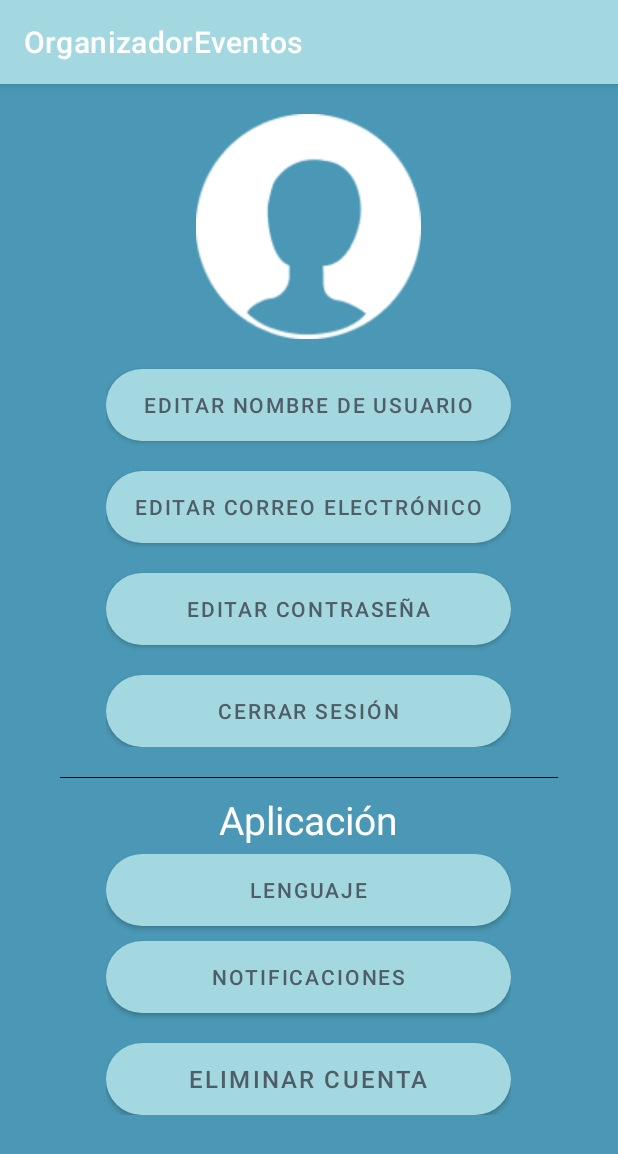
After one commit to AbrahamGM1/OrganizadorEventos, an Android app: the AjustesActivity screen opened directly, with no data from a screen before it, on a phone screen of 412 x 824 dp. The commit adds this screen. Shown: the top 1154 px of the screen. Run offline under Robolectric (Android 15) with nearby library versions, the phone set to English and light mode, and no system bars.

Commit message:
Created settingsActivity and layout_settings

```diff
--- a/app/src/main/AndroidManifest.xml
+++ b/app/src/main/AndroidManifest.xml
@@ -12,58 +12,61 @@
         android:theme="@style/Theme.OrganizadorEventos"
         tools:targetApi="31">
         <activity
+            android:name=".AjustesActivity"
+            android:exported="false" />
+        <activity
             android:name=".CambiarClaveActivity"
             android:exported="false">
             <meta-data
                 android:name="android.app.lib_name"
-                    android:value=""/>
+                android:value="" />
         </activity>
         <activity
             android:name=".RecuperarClaveActivity"
             android:exported="false">
             <meta-data
                 android:name="android.app.lib_name"
-                    android:value=""/>
+                android:value="" />
         </activity>
         <activity
             android:name=".Invitados"
-                android:exported="true"/>
+            android:exported="true" />
         <activity
             android:name=".AgregarInvitado"
             android:exported="false"
-                android:parentActivityName=".Invitados"/>
+            android:parentActivityName=".Invitados" />
         <activity
             android:name=".EditarTareaActivity"
-                android:exported="false"/>
+            android:exported="false" />
         <activity
             android:name=".AgregarTareaActivity"
-                android:exported="false"/>
+            android:exported="false" />
         <activity
             android:name=".EventosActivity"
             android:exported="false"
             android:label="@string/title_activity_eventos"
-                android:theme="@style/Theme.OrganizadorEventos.NoActionBar"/>
+            android:theme="@style/Theme.OrganizadorEventos.NoActionBar" />
         <activity
             android:name=".InicioSesionActivity"
             android:exported="false">
             <meta-data
                 android:name="android.app.lib_name"
-                    android:value=""/>
+                android:value="" />
         </activity>
         <activity
             android:name=".RegistroActivity"
             android:exported="false">
             <meta-data
                 android:name="android.app.lib_name"
-                    android:value=""/>
+                android:value="" />
         </activity>
         <activity
             android:name=".MainActivity"
             android:exported="true">
             <intent-filter>
-                <action android:name="android.intent.action.MAIN"/>
+                <action android:name="android.intent.action.MAIN" />
 
-                <category android:name="android.intent.category.LAUNCHER"/>
+                <category android:name="android.intent.category.LAUNCHER" />
             </intent-filter>
         </activity>
     </application>
--- /dev/null
+++ b/app/src/main/java/gomez/abraham/organizadoreventos/AjustesActivity.kt
@@ -0,0 +1,11 @@
+package gomez.abraham.organizadoreventos
+
+import androidx.appcompat.app.AppCompatActivity
+import android.os.Bundle
+
+class AjustesActivity : AppCompatActivity() {
+    override fun onCreate(savedInstanceState: Bundle?) {
+        super.onCreate(savedInstanceState)
+        setContentView(R.layout.activity_ajustes)
+    }
+}
--- /dev/null
+++ b/app/src/main/res/drawable/rounded_button.xml
@@ -0,0 +1,6 @@
+<?xml version="1.0" encoding="utf-8"?>
+<shape xmlns:android="http://schemas.android.com/apk/res/android">
+    <corners android:radius="50dp"/>
+    <solid android:color="@color/color_primary_light"></solid>
+
+</shape>
--- /dev/null
+++ b/app/src/main/res/layout/activity_ajustes.xml
@@ -0,0 +1,119 @@
+<?xml version="1.0" encoding="utf-8"?>
+<LinearLayout xmlns:android="http://schemas.android.com/apk/res/android"
+    xmlns:tools="http://schemas.android.com/tools"
+    android:layout_width="match_parent"
+    android:layout_height="match_parent"
+    tools:context=".AjustesActivity"
+    android:orientation="vertical"
+    android:background="@color/color_primary_dark">
+
+    <ImageView
+        android:layout_marginTop="20dp"
+        android:layout_width="150dp"
+        android:layout_height="150dp"
+        android:layout_gravity="center"
+        android:src="@drawable/men_profile_picture"
+        />
+
+    <LinearLayout
+        android:layout_width="270dp"
+        android:layout_height="wrap_content"
+        android:orientation="vertical"
+        android:layout_gravity="center"
+        >
+        <Button android:id="@+id/edit_username_button"
+            android:layout_marginTop="20dp"
+            android:layout_width="match_parent"
+            android:layout_height="wrap_content"
+            android:background="@drawable/rounded_button"
+            android:text="@string/edit_user_name"
+            android:textColor="@color/color_text_primary"
+            />
+
+        <Button android:id="@+id/edit_email_button"
+            android:layout_marginTop="20dp"
+            android:layout_width="match_parent"
+            android:layout_height="wrap_content"
+            android:background="@drawable/rounded_button"
+            android:text="@string/edit_email"
+            android:textColor="@color/color_text_primary"
+            />
+
+
+        <Button android:id="@+id/edit_password_button"
+            android:layout_marginTop="20dp"
+            android:layout_width="match_parent"
+            android:layout_height="wrap_content"
+            android:background="@drawable/rounded_button"
+            android:text="@string/edit_password"
+            android:textColor="@color/color_text_primary"
+            />
+
+        <Button android:id="@+id/logout_button"
+            android:layout_marginTop="20dp"
+            android:layout_width="match_parent"
+            android:layout_height="wrap_content"
+            android:background="@drawable/rounded_button"
+            android:text="@string/logout"
+            android:textColor="@color/color_text_primary"
+            />
+
+    </LinearLayout>
+
+    <View
+        android:layout_marginHorizontal="40dp"
+        android:layout_marginTop="20dp"
+        android:layout_width="match_parent"
+        android:layout_height="0.5dp"
+        android:background="@android:color/black"
+        />
+
+    <TextView
+        android:layout_marginTop="10dp"
+        android:layout_width="wrap_content"
+        android:layout_height="wrap_content"
+        android:layout_gravity="center"
+        android:text="Aplicación"
+        android:textSize="26sp"
+        android:textColor="@color/white"
+        />
+
+    <LinearLayout
+        android:layout_marginTop="5dp"
+        android:layout_width="270dp"
+        android:layout_height="wrap_content"
+        android:orientation="vertical"
+        android:layout_gravity="center"
+        >
+
+        <Button android:id="@+id/language_button"
+            android:layout_width="match_parent"
+            android:layout_height="wrap_content"
+            android:background="@drawable/rounded_button"
+            android:text="@string/settings_language"
+            android:textColor="@color/color_text_primary"
+            />
+
+        <Button android:id="@+id/notifications_button"
+            android:layout_marginTop="10dp"
+            android:layout_width="match_parent"
+            android:layout_height="wrap_content"
+            android:background="@drawable/rounded_button"
+            android:text="@string/settings_notifications"
+            android:textColor="@color/color_text_primary"
+            />
+
+        <Button android:id="@+id/delete_account_button"
+            android:layout_marginTop="20dp"
+            android:layout_width="match_parent"
+            android:layout_height="wrap_content"
+            android:background="@drawable/rounded_button"
+            android:text="@string/settings_delete_account"
+            android:textColor="@color/color_text_primary"
+            android:textSize="16sp"
+            />
+
+    </LinearLayout>
+
+
+</LinearLayout>
--- a/app/src/main/res/values/strings.xml
+++ b/app/src/main/res/values/strings.xml
@@ -50,5 +50,15 @@
     <string name="menu_gallery">Gallery</string>
     <string name="menu_slideshow">Slideshow</string>
 
+    <!-- Settings -->
+    <string name="edit_user_name">Editar nombre de usuario</string>
+    <string name="edit_email">Editar correo electrónico</string>
+    <string name="edit_password">Editar contraseña</string>
+    <string name="logout">Cerrar sesión</string>
+    <string name="settings_language">Lenguaje</string>
+    <string name="settings_notifications">Notificaciones</string>
+    <string name="settings_delete_account">Eliminar cuenta</string>
+
+
 
 </resources>
```
Also changed, not shown: app/src/main/res/drawable/men_profile_picture.png (added). Lines whose indentation alone changed are shown as unchanged.
